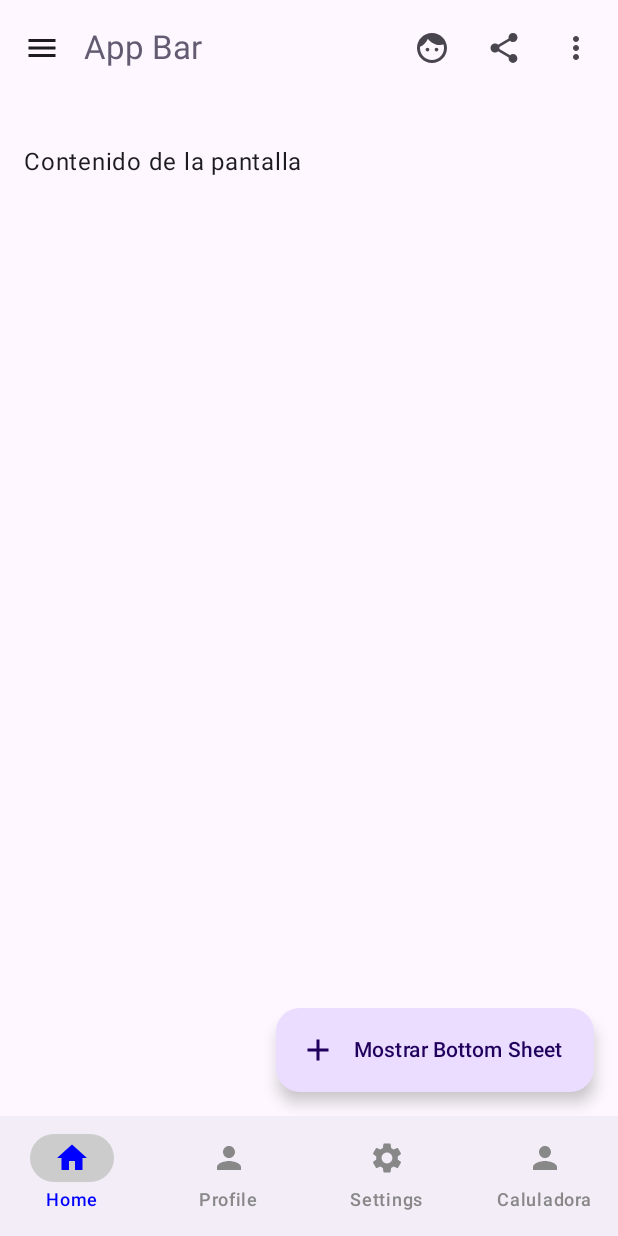
After one commit to abdul8377/DAM-Ktl, an Android app built with Jetpack Compose: the BottomSheetsScreen screen opened through its navigation route, on a phone screen of 412 x 824 dp. The commit adds this screen. Run offline under Robolectric (Android 15) with nearby library versions, the phone set to English and light mode, and no system bars.

Commit message:
cambios bottomSheets

```diff
--- a/app/build.gradle.kts
+++ b/app/build.gradle.kts
@@ -49,6 +49,7 @@ dependencies {
     implementation(libs.androidx.ui.graphics)
     implementation(libs.androidx.ui.tooling.preview)
     implementation(libs.androidx.material3)
+    implementation("androidx.compose.material3:material3:<versión>")
     testImplementation(libs.junit)
     androidTestImplementation(libs.androidx.junit)
     androidTestImplementation(libs.androidx.espresso.core)
--- a/app/src/main/java/pe/edu/navigationjpc/ui/navigation/NavitationJPC.kt
+++ b/app/src/main/java/pe/edu/navigationjpc/ui/navigation/NavitationJPC.kt
@@ -4,6 +4,7 @@ import androidx.compose.runtime.Composable
 import androidx.navigation.NavHostController
 import androidx.navigation.compose.NavHost
 import androidx.navigation.compose.composable
+import pe.edu.navigationjpc.ui.presentation.screens.BottomSheetsScreen
 
 import pe.edu.navigationjpc.ui.presentation.screens.CalculatorScreen
 import pe.edu.navigationjpc.ui.presentation.screens.HomeScreen
@@ -17,6 +18,7 @@ fun NavigationHost(navController: NavHostController) {
         composable("profile") { ProfileScreen() }
         composable("settings") { SettingsScreen() }
         composable("calc") { CalculatorScreen() }
+        composable("bottomSheets") { BottomSheetsScreen() }
 
     }
 }
--- a/app/src/main/java/pe/edu/navigationjpc/ui/presentation/component/DrawerJP.kt
+++ b/app/src/main/java/pe/edu/navigationjpc/ui/presentation/component/DrawerJP.kt
@@ -56,10 +56,21 @@ fun MyAppDrawer(
         DrawerItem("Profile", "profile"),
         DrawerItem("Settings", "settings"),
         DrawerItem("Calc", "calc"),
-        DrawerItem("QR", "barcode")
+        DrawerItem("QR", "barcode"),
+        DrawerItem("Bottom Sheet", "bottomSheets")
     )
     var selectedItem by remember { mutableStateOf("home") }
+
+
+
+
+
+
     // Drawer con navegación
+
+
+
+
     ModalNavigationDrawer(
         drawerState = drawerState,
         drawerContent = {
@@ -124,4 +135,6 @@ fun MyAppDrawer(
             }
         )
     }
+
+
 }
--- /dev/null
+++ b/app/src/main/java/pe/edu/navigationjpc/ui/presentation/screens/BottomSheetsScreen.kt
@@ -0,0 +1,61 @@
+package pe.edu.navigationjpc.ui.presentation.screens
+
+import androidx.compose.foundation.layout.*
+import androidx.compose.material.icons.Icons
+import androidx.compose.material.icons.filled.Add
+import androidx.compose.material3.*
+import androidx.compose.runtime.*
+import androidx.compose.ui.Modifier
+import androidx.compose.ui.unit.dp
+import kotlinx.coroutines.launch
+
+@OptIn(ExperimentalMaterial3Api::class)
+@Composable
+fun BottomSheetsScreen() {
+    val sheetState = rememberModalBottomSheetState()
+    val scope = rememberCoroutineScope()
+    var showBottomSheet by remember { mutableStateOf(false) }
+
+    Scaffold(
+        floatingActionButton = {
+            ExtendedFloatingActionButton(
+                text = { Text("Mostrar Bottom Sheet") },
+                icon = { Icon(Icons.Default.Add, contentDescription = null) },
+                onClick = {
+                    showBottomSheet = true
+                }
+            )
+        }
+    ) { paddingValues ->
+        Box(modifier = Modifier
+            .padding(paddingValues)
+            .fillMaxSize()) {
+            Text("Contenido de la pantalla", modifier = Modifier.padding(16.dp))
+        }
+
+        if (showBottomSheet) {
+            ModalBottomSheet(
+                onDismissRequest = { showBottomSheet = false },
+                sheetState = sheetState
+            ) {
+                Column(
+                    modifier = Modifier
+                        .padding(16.dp)
+                        .fillMaxWidth()
+                ) {
+                    Text("Contenido del Bottom Sheet")
+                    Spacer(modifier = Modifier.height(16.dp))
+                    Button(onClick = {
+                        scope.launch { sheetState.hide() }.invokeOnCompletion {
+                            if (!sheetState.isVisible) {
+                                showBottomSheet = false
+                            }
+                        }
+                    }) {
+                        Text("Ocultar")
+                    }
+                }
+            }
+        }
+    }
+}
```
Also changed, not shown: app/src/main/java/pe/edu/navigationjpc/ui/presentation/screens/HomeScreen.kt (+14 -0 lines).
